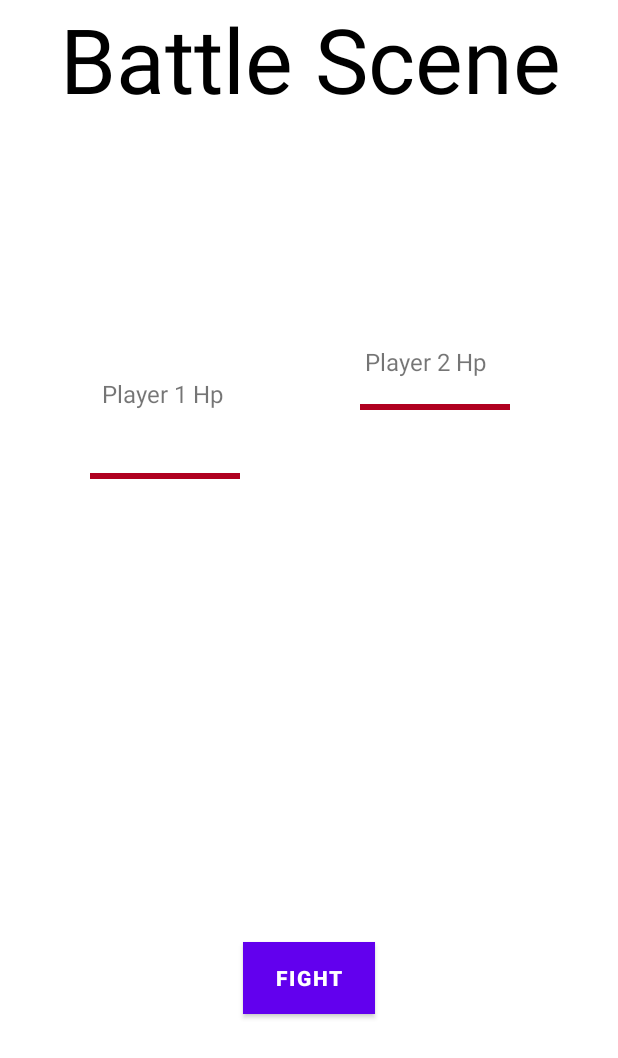
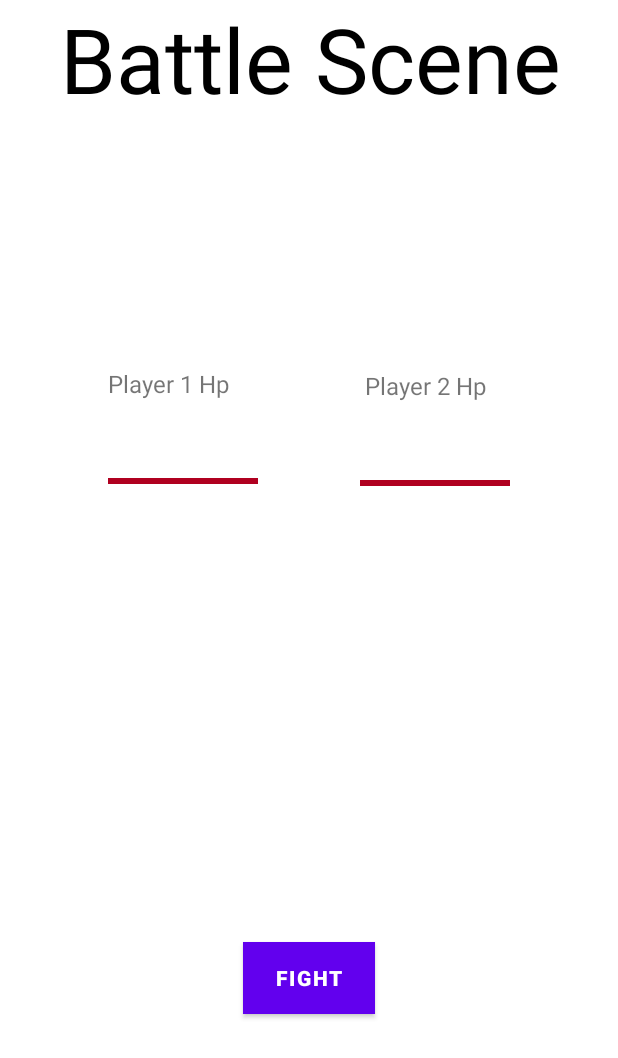
Before and after one commit to JgS0615/Crossmind_Official-Release, an Android app: the CombatActivity screen opened directly, with no data from a screen before it, on a phone screen of 412 x 824 dp. Shown: the top 1058 px of the screen. Run offline under Robolectric (Android 15) with nearby library versions, the phone set to English and light mode, and no system bars; 4 statements that could not run were skipped.

Commit message:
battle stuff

```diff
--- a/app/src/main/res/layout/activity_combat.xml
+++ b/app/src/main/res/layout/activity_combat.xml
@@ -28,9 +28,9 @@
         style="?android:attr/progressBarStyleHorizontal"
         android:layout_width="100dp"
         android:layout_height="wrap_content"
-        android:layout_marginStart="60dp"
-        android:layout_marginTop="7dp"
-        android:layout_marginBottom="40dp"
+        android:layout_marginStart="72dp"
+        android:layout_marginTop="24dp"
+        android:layout_marginBottom="34dp"
         android:max="100"
         android:progress="100"
         android:progressTint="@color/design_default_color_error"
@@ -43,11 +43,13 @@
         style="?android:attr/progressBarStyleHorizontal"
         android:layout_width="100dp"
         android:layout_height="wrap_content"
-        android:layout_marginTop="11dp"
+        android:layout_marginTop="24dp"
         android:layout_marginEnd="72dp"
+        android:layout_marginBottom="34dp"
         android:max="100"
         android:progress="100"
         android:progressTint="@color/design_default_color_error"
+        app:layout_constraintBottom_toTopOf="@+id/imageView_player2"
         app:layout_constraintEnd_toEndOf="parent"
         app:layout_constraintTop_toBottomOf="@+id/textView_hp2" />
 
@@ -55,22 +57,21 @@
         android:id="@+id/imageView_player1"
         android:layout_width="100dp"
         android:layout_height="wrap_content"
-        android:layout_marginStart="60dp"
-        android:layout_marginEnd="20dp"
+        android:layout_marginStart="72dp"
+        android:layout_marginTop="16dp"
         android:layout_marginBottom="316dp"
         android:scaleType="fitCenter"
         app:layout_constraintBottom_toBottomOf="parent"
-        app:layout_constraintEnd_toStartOf="@+id/imageView_player2"
-        app:layout_constraintHorizontal_bias="0.0"
         app:layout_constraintStart_toStartOf="parent"
         app:layout_constraintTop_toBottomOf="@+id/progressBar_1"
+        app:layout_constraintVertical_bias="0.352"
         app:srcCompat="@drawable/blank" />
 
     <ImageView
         android:id="@+id/imageView_player2"
         android:layout_width="100dp"
         android:layout_height="wrap_content"
-        android:layout_marginTop="40dp"
+        android:layout_marginTop="16dp"
         android:layout_marginEnd="72dp"
         android:layout_marginBottom="312dp"
         android:scaleType="fitCenter"
@@ -99,7 +100,7 @@
         android:id="@+id/textView_hp1"
         android:layout_width="wrap_content"
         android:layout_height="wrap_content"
-        android:layout_marginStart="68dp"
+        android:layout_marginStart="72dp"
         android:layout_marginTop="230dp"
         android:layout_marginBottom="7dp"
         android:text="Player 1 Hp"
```
Also changed, not shown: app/src/main/java/com/jonesclass/huangstasinos/crossmind/CombatActivity.java (+78 -1 lines).
